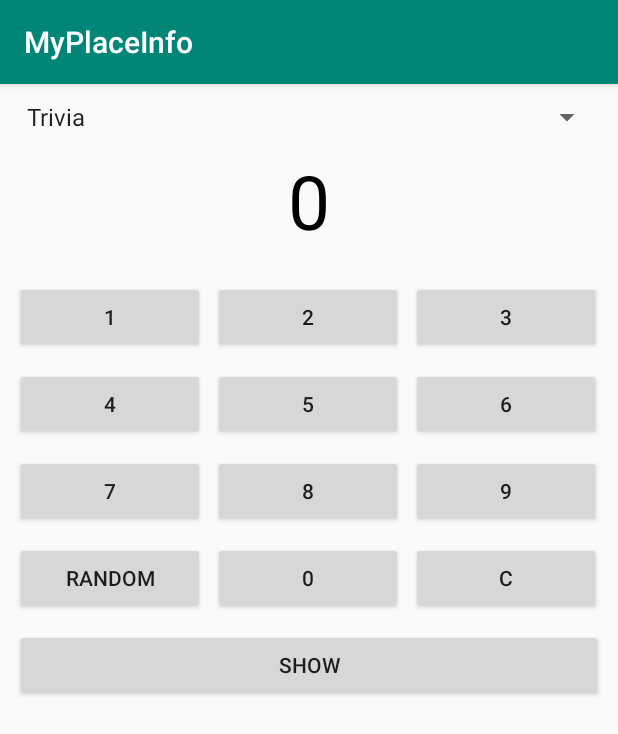
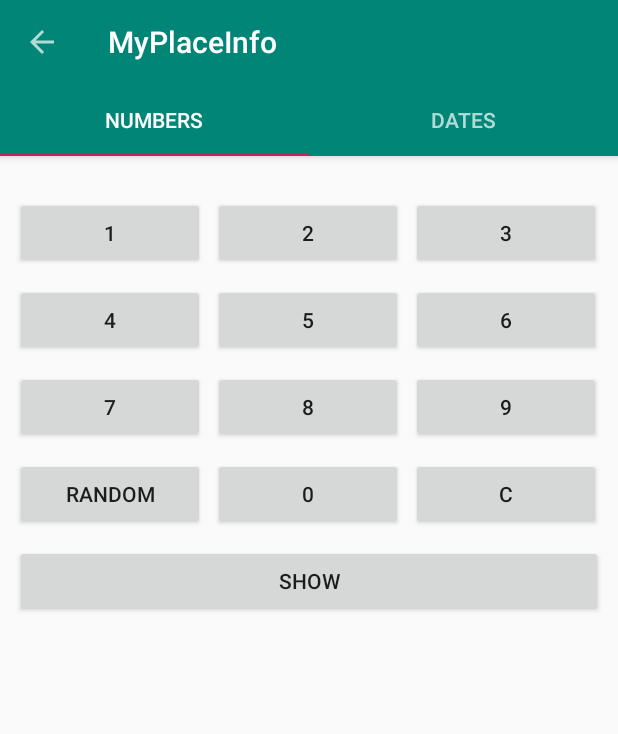
Before and after one commit to eliasLoker/Numbers, an Android app: the screen it shows after launch (MainActivity), on a phone screen of 412 x 824 dp. Shown: the top 734 px of the screen. Run offline under Robolectric (Android 15) with nearby library versions, the phone set to English and light mode, and no system bars; our stand-ins replace data binding.

Commit message:
- добавил tabLayout

```diff
--- a/app/src/main/AndroidManifest.xml
+++ b/app/src/main/AndroidManifest.xml
@@ -1,6 +1,6 @@
 <?xml version="1.0" encoding="utf-8"?>
 <manifest xmlns:android="http://schemas.android.com/apk/res/android"
-          package="com.example.myplaceinfo">
+          xmlns:tools="http://schemas.android.com/tools" package="com.example.myplaceinfo">
     <uses-permission android:name="android.permission.INTERNET"/>
     <application
             android:networkSecurityConfig="@xml/network_security_config"
@@ -9,7 +9,8 @@
             android:label="@string/app_name"
             android:roundIcon="@mipmap/ic_launcher_round"
             android:supportsRtl="true"
-            android:theme="@style/AppTheme">
+            android:theme="@style/CustomTheme"
+            tools:ignore="GoogleAppIndexingWarning">
         <activity android:name=".MainActivity">
             <intent-filter>
                 <action android:name="android.intent.action.MAIN"/>
--- a/app/src/main/java/com/example/myplaceinfo/Dialoooog.java
+++ /dev/null
@@ -1,21 +0,0 @@
-package com.example.myplaceinfo;
-
-import android.os.Bundle;
-import androidx.fragment.app.DialogFragment;
-
-/**
- * Created by Alexandr Mikhalev on 27.05.2019.
- *
- * @author Alexandr Mikhalev
- */
-public class Dialoooog extends DialogFragment {
-
-    public static Dialoooog newInstance(String message) {
-
-        Bundle args = new Bundle();
-
-        Dialoooog fragment = new Dialoooog();
-        fragment.setArguments(args);
-        return fragment;
-    }
-}
--- a/app/src/main/java/com/example/myplaceinfo/MainActivity.kt
+++ b/app/src/main/java/com/example/myplaceinfo/MainActivity.kt
@@ -1,8 +1,8 @@
 package com.example.myplaceinfo
 
+import android.os.Bundle
 import androidx.appcompat.app.AppCompatActivity
-import android.os.Bundle
-import com.example.myplaceinfo.start.StartFragment
+import com.example.my.ContainerFragment
 
 class MainActivity : AppCompatActivity() {
 
@@ -10,10 +10,10 @@ class MainActivity : AppCompatActivity() {
         super.onCreate(savedInstanceState)
         setContentView(R.layout.activity_main)
 
-        val fragment = supportFragmentManager.findFragmentById(R.id.fragment_container)
+        val fragment = supportFragmentManager.findFragmentById(R.id.fragment_activity_container)
         if (fragment == null) {
                 supportFragmentManager.beginTransaction()
-                .add(R.id.fragment_container, StartFragment.newInstance())
+                .add(R.id.fragment_activity_container, ContainerFragment.newInstance())
                 .commit()
         }
     }
--- /dev/null
+++ b/app/src/main/java/com/example/myplaceinfo/container/ContainerFragment.kt
@@ -0,0 +1,72 @@
+package com.example.my
+
+import android.os.Bundle
+import android.view.LayoutInflater
+import android.view.View
+import android.view.ViewGroup
+import android.widget.Toolbar
+import androidx.fragment.app.Fragment
+import androidx.viewpager.widget.ViewPager
+import com.example.myplaceinfo.R
+import com.example.myplaceinfo.container.ViewPagerAdapter
+import com.example.myplaceinfo.start.StartFragment
+import com.google.android.material.tabs.TabLayout
+
+
+/**
+ * Created by Alexandr Mikhalev on 27.05.2019.
+ *
+ * @author Alexandr Mikhalev
+ */
+class ContainerFragment : Fragment() {
+
+    private lateinit var toolbar: Toolbar
+    private lateinit var tabLayout: TabLayout
+    private lateinit var viewPager: ViewPager
+
+    override fun onCreate(savedInstanceState: Bundle?) {
+        super.onCreate(savedInstanceState)
+    }
+
+    override fun onCreateView(inflater: LayoutInflater, container: ViewGroup?, savedInstanceState: Bundle?): View? {
+        val view: View = inflater.inflate(R.layout.fragment_container, container, false)
+        /*
+        val fragment = activity!!.supportFragmentManager.findFragmentById(R.id.fragment_container)
+        if (fragment == null) {
+            activity!!.supportFragmentManager.beginTransaction()
+                .add(R.id.fragment_container, StartFragment.newInstance())
+                .commit()
+        }
+        */
+        toolbar = view.findViewById(R.id.toolbar)
+        activity?.setActionBar(toolbar) //???
+        val actionBar = activity?.actionBar
+        actionBar?.setDisplayHomeAsUpEnabled(true)
+
+        viewPager = view.findViewById(R.id.viewpager)
+        setupViewPager(viewPager)
+
+        tabLayout = view.findViewById(R.id.tablayout)
+        tabLayout.setupWithViewPager(viewPager)
+        return view
+    }
+
+    private fun setupViewPager(viewPager: ViewPager) {
+        val adapter = ViewPagerAdapter(activity!!.supportFragmentManager)
+        adapter.addFragment(StartFragment.newInstance(), "Numbers")
+        adapter.addFragment(StartFragment.newInstance(), "Dates")
+        viewPager.adapter = adapter
+    }
+
+    companion object {
+
+        private val TAG = "MainActivity"
+
+        fun newInstance(): ContainerFragment {
+            val args = Bundle()
+            val fragment = ContainerFragment()
+            fragment.arguments = args
+            return fragment
+        }
+    }
+}
--- /dev/null
+++ b/app/src/main/java/com/example/myplaceinfo/container/ViewPagerAdapter.kt
@@ -0,0 +1,33 @@
+package com.example.myplaceinfo.container
+
+import androidx.fragment.app.Fragment
+import androidx.fragment.app.FragmentManager
+import androidx.fragment.app.FragmentStatePagerAdapter
+
+/**
+ * Created by Alexandr Mikhalev on 28.05.2019.
+ *
+ * @author Alexandr Mikhalev
+ */
+class ViewPagerAdapter(fragmentManager: FragmentManager): FragmentStatePagerAdapter(fragmentManager) {
+
+    private val mFragmentList = ArrayList<Fragment>()
+    private val mFragmentTitleList = ArrayList<String>()
+
+    override fun getItem(position: Int): Fragment {
+        return mFragmentList[position]
+    }
+
+    override fun getCount(): Int {
+        return mFragmentList.size
+    }
+
+    override fun getPageTitle(position: Int): CharSequence? {
+        return mFragmentTitleList[position]
+    }
+
+    fun addFragment(fragment: Fragment, title: String) {
+        mFragmentList.add(fragment)
+        mFragmentTitleList.add(title)
+    }
+}
--- a/app/src/main/res/layout/activity_main.xml
+++ b/app/src/main/res/layout/activity_main.xml
@@ -7,7 +7,7 @@
         tools:context=".MainActivity">
 
     <FrameLayout
-            android:id="@+id/fragment_container"
+            android:id="@+id/fragment_activity_container"
             android:layout_width="match_parent"
             android:layout_height="match_parent">
     </FrameLayout>
--- /dev/null
+++ b/app/src/main/res/layout/fragment_container.xml
@@ -0,0 +1,33 @@
+<androidx.coordinatorlayout.widget.CoordinatorLayout
+        xmlns:android="http://schemas.android.com/apk/res/android"
+        xmlns:app="http://schemas.android.com/apk/res-auto"
+        android:layout_width="match_parent"
+        android:layout_height="match_parent">
+
+    <com.google.android.material.appbar.AppBarLayout
+            android:layout_width="match_parent"
+            android:layout_height="wrap_content"
+            android:theme="@style/ThemeOverlay.AppCompat.Dark">
+
+        <Toolbar
+                android:id="@+id/toolbar"
+                android:layout_width="match_parent"
+                android:layout_height="?attr/actionBarSize"
+                android:background="?attr/colorPrimary"
+                app:layout_scrollFlags="scroll|enterAlways" />
+
+        <com.google.android.material.tabs.TabLayout
+                android:id="@+id/tablayout"
+                android:layout_width="match_parent"
+                android:layout_height="wrap_content"
+                app:tabGravity="fill"
+                app:tabMode="fixed" />
+
+    </com.google.android.material.appbar.AppBarLayout>
+
+    <androidx.viewpager.widget.ViewPager
+            android:id="@+id/viewpager"
+            android:layout_width="match_parent"
+            android:layout_height="match_parent" />
+
+</androidx.coordinatorlayout.widget.CoordinatorLayout>
--- a/app/src/main/res/values/styles.xml
+++ b/app/src/main/res/values/styles.xml
@@ -8,4 +8,11 @@
         <item name="colorAccent">@color/colorAccent</item>
     </style>
 
+    <style name="CustomTheme" parent="Theme.AppCompat.Light.NoActionBar">
+        <!-- Customize your theme here. -->
+        <item name="colorPrimary">@color/colorPrimary</item>
+        <item name="colorPrimaryDark">@color/colorPrimaryDark</item>
+        <item name="colorAccent">@color/colorAccent</item>
+    </style>
+
 </resources>
```
